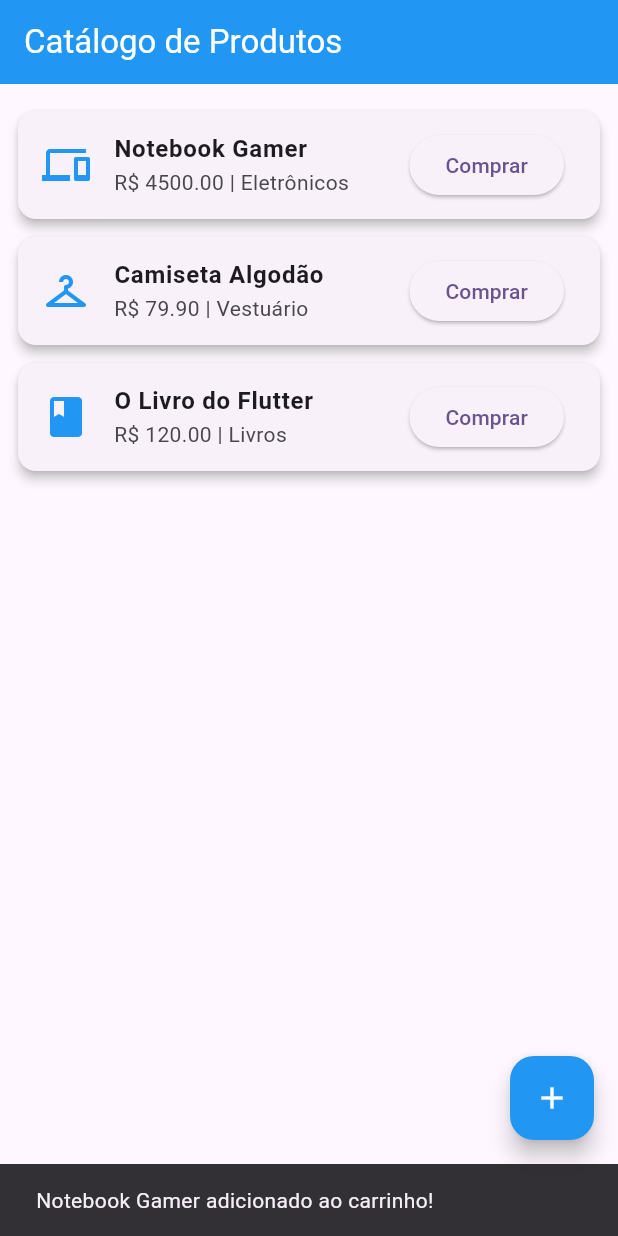
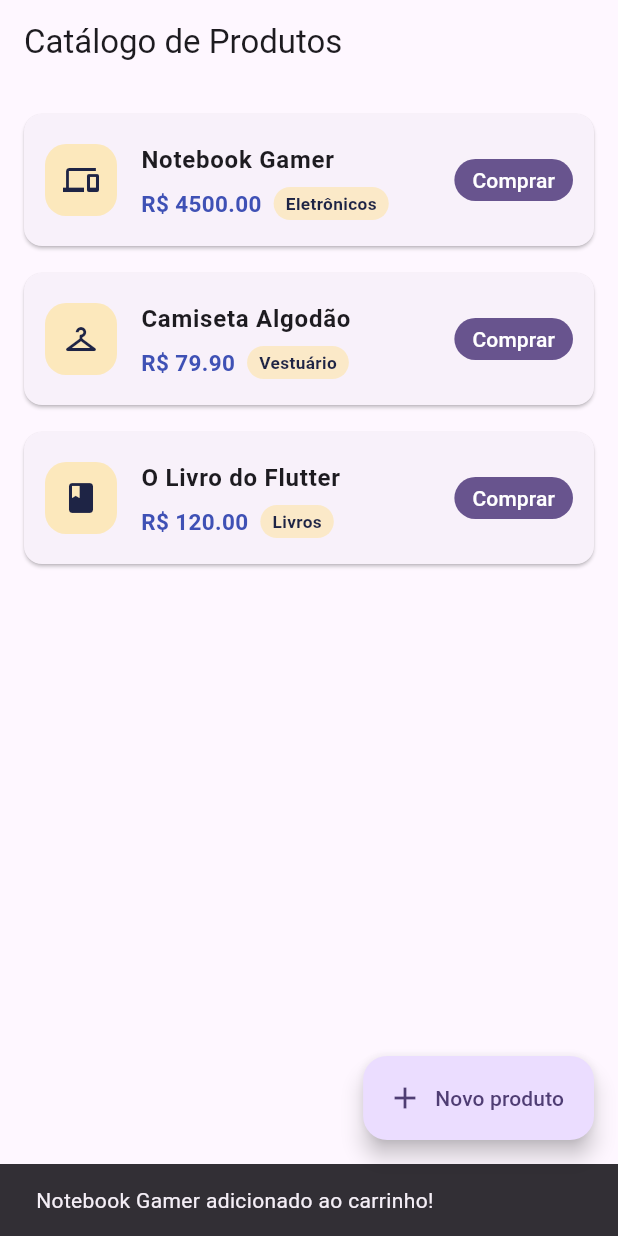
Before and after one commit to rodvpx/flutter_app_lista_produtos, a Flutter app: the screen it shows after launch, after a tap on "Comprar", on a phone screen of 412 x 824 dp. Run offline on Flutter 3.47's test engine with Material 3 defaults, Android fonts, the phone set to English and light mode, and no system bars.

Commit message:
feat(product): aprimora tela de lista de produtos com exibição de categorias e estado vazio

```diff
--- a/lib/screens/product_list/product_list_screen.dart
+++ b/lib/screens/product_list/product_list_screen.dart
@@ -1,6 +1,7 @@
 import 'package:flutter/material.dart';
 import 'package:flutter_app_lista_produtos/models/product.dart';
 import 'package:flutter_app_lista_produtos/screens/add_product/add_product_screen.dart';
+import 'package:flutter_app_lista_produtos/theme/app_theme.dart';
 
 class ProductListScreen extends StatefulWidget {
   const ProductListScreen({super.key});
@@ -29,52 +30,141 @@ class _ProductListScreenState extends State<ProductListScreen> {
     }
   }
 
-  @override
-  Widget build(BuildContext context) {
-    return Scaffold(
-      appBar: AppBar(
-        title: const Text('Catálogo de Produtos'),
-        backgroundColor: Colors.blue,
-        foregroundColor: Colors.white,
-      ),
-      body: ListView.builder(
-        padding: const EdgeInsets.all(12),
-        itemCount: _products.length,
-        itemBuilder: (context, index) {
-          final product = _products[index];
-          return Card(
-            elevation: 3,
-            margin: const EdgeInsets.symmetric(vertical: 6),
-            child: ListTile(
-              leading: Icon(product.icon, color: Colors.blue, size: 32),
-              title: Text(
-                product.name,
-                style: const TextStyle(fontWeight: FontWeight.bold),
-              ),
-              subtitle: Text(
-                'R\$ ${product.price.toStringAsFixed(2)} | ${product.category}',
-              ),
-              trailing: ElevatedButton(
-                onPressed: () {
-                  ScaffoldMessenger.of(context).clearSnackBars();
-                  ScaffoldMessenger.of(context).showSnackBar(
+  void _addToCart(Product product) {
+    ScaffoldMessenger.of(context)
+      ..clearSnackBars()
+      ..showSnackBar(
         SnackBar(
           content: Text('${product.name} adicionado ao carrinho!'),
           duration: const Duration(seconds: 2),
         ),
       );
-                },
+  }
+
+  @override
+  Widget build(BuildContext context) {
+    return Scaffold(
+      appBar: AppBar(title: const Text('Catálogo de Produtos')),
+      body: _products.isEmpty
+          ? const _EmptyState()
+          : ListView.builder(
+              padding: const EdgeInsets.fromLTRB(12, 16, 12, 96),
+              itemCount: _products.length,
+              itemBuilder: (context, index) {
+                final product = _products[index];
+                return Padding(
+                  padding: const EdgeInsets.only(bottom: 10),
+                  child: Card(
+                    child: ListTile(
+                      contentPadding: const EdgeInsets.symmetric(
+                        horizontal: 14,
+                        vertical: 8,
+                      ),
+                      leading: Container(
+                        width: 48,
+                        height: 48,
+                        decoration: BoxDecoration(
+                          color: AppColors.goldLight.withValues(alpha: 0.55),
+                          borderRadius: BorderRadius.circular(14),
+                        ),
+                        child: Icon(
+                          product.icon,
+                          color: AppColors.navy,
+                          size: 24,
+                        ),
+                      ),
+                      title: Text(
+                        product.name,
+                        style: const TextStyle(fontWeight: FontWeight.w700),
+                      ),
+                      subtitle: Padding(
+                        padding: const EdgeInsets.only(top: 6),
+                        child: Wrap(
+                          spacing: 8,
+                          runSpacing: 4,
+                          crossAxisAlignment: WrapCrossAlignment.center,
+                          children: [
+                            Text(
+                              'R\$ ${product.price.toStringAsFixed(2)}',
+                              style: const TextStyle(
+                                color: AppColors.indigo,
+                                fontSize: 15,
+                                fontWeight: FontWeight.w700,
+                              ),
+                            ),
+                            _CategoryBadge(label: product.category),
+                          ],
+                        ),
+                      ),
+                      trailing: FilledButton(
+                        onPressed: () => _addToCart(product),
+                        style: FilledButton.styleFrom(
+                          minimumSize: const Size(0, 36),
+                          padding: const EdgeInsets.symmetric(horizontal: 12),
+                          visualDensity: VisualDensity.compact,
+                        ),
                         child: const Text('Comprar'),
+                      ),
                     ),
                   ),
                 );
               },
             ),
-      floatingActionButton: FloatingActionButton(
+      floatingActionButton: FloatingActionButton.extended(
         onPressed: _openAddProductScreen,
-        backgroundColor: Colors.blue,
-        child: const Icon(Icons.add, color: Colors.white),
+        icon: const Icon(Icons.add),
+        label: const Text('Novo produto'),
       ),
     );
   }
 }
+
+class _CategoryBadge extends StatelessWidget {
+  const _CategoryBadge({required this.label});
+
+  final String label;
+
+  @override
+  Widget build(BuildContext context) {
+    return Container(
+      padding: const EdgeInsets.symmetric(horizontal: 8, vertical: 3),
+      decoration: BoxDecoration(
+        color: AppColors.goldLight.withValues(alpha: 0.45),
+        borderRadius: BorderRadius.circular(20),
+      ),
+      child: Text(
+        label,
+        style: const TextStyle(
+          color: AppColors.navy,
+          fontSize: 11.5,
+          fontWeight: FontWeight.w600,
+        ),
+      ),
+    );
+  }
+}
+
+class _EmptyState extends StatelessWidget {
+  const _EmptyState();
+
+  @override
+  Widget build(BuildContext context) {
+    return Center(
+      child: Column(
+        mainAxisSize: MainAxisSize.min,
+        children: [
+          Icon(
+            Icons.shopping_bag_outlined,
+            size: 56,
+            color: AppColors.navy.withValues(alpha: 0.35),
+          ),
+          const SizedBox(height: 12),
+          Text(
+            'Nenhum produto cadastrado.',
+            style: TextStyle(color: AppColors.navy.withValues(alpha: 0.6)),
+          ),
+        ],
+      ),
+    );
+  }
+}
```
Lines whose indentation alone changed are shown as unchanged.
